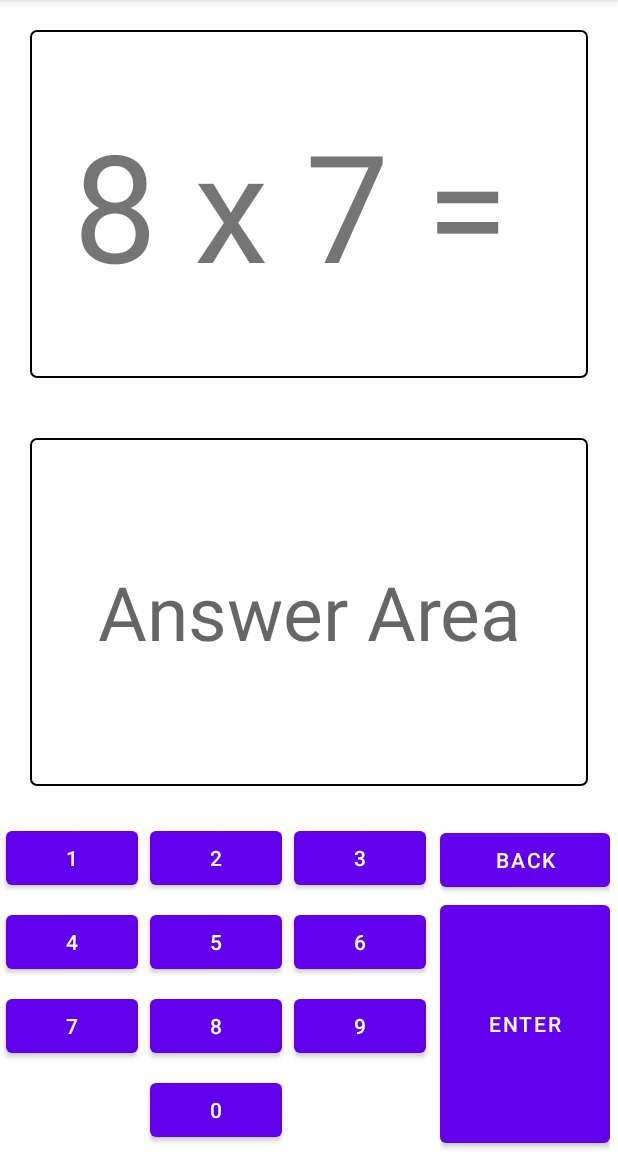
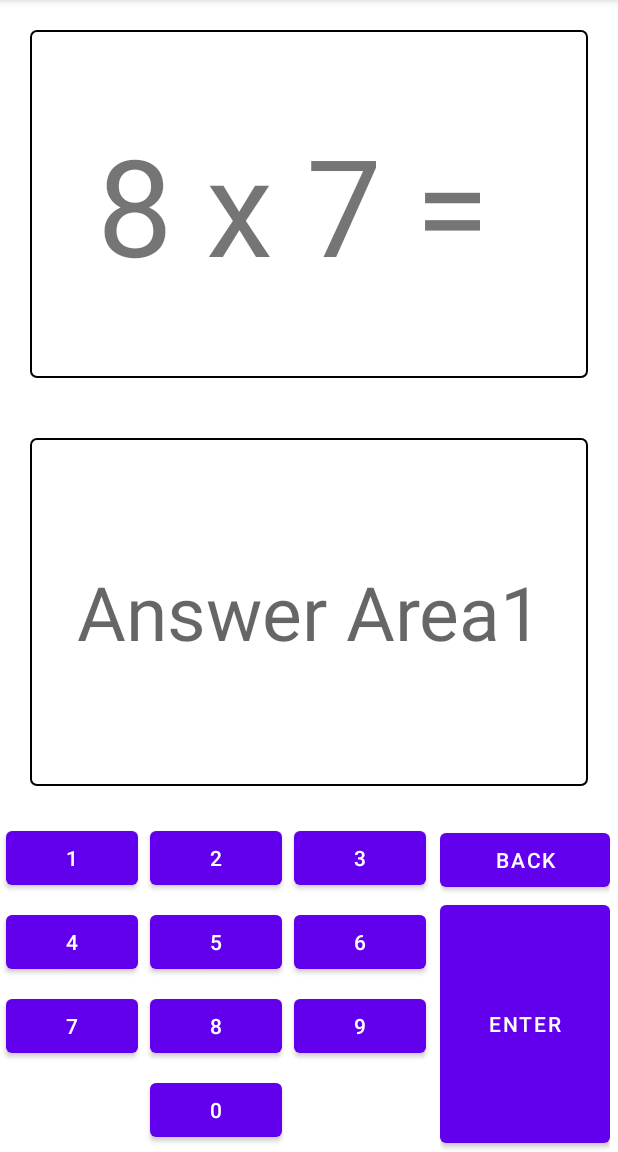
Before and after one commit to nologos/androidapp1, an Android app: the screen it shows after launch (MainActivity), on a phone screen of 412 x 824 dp, the part 84-1236 px from its top. Run offline under Robolectric (Android 15) with nearby library versions, the phone set to English and light mode, and no system bars.

Commit message:
CI test answer_area1 text exit

```diff
--- a/app/src/main/res/layout/activity_main.xml
+++ b/app/src/main/res/layout/activity_main.xml
@@ -31,7 +31,7 @@
                 android:gravity="center"
                 android:hint="Solve"
                 android:padding="5dp"
-                android:textSize="100dp"></TextView>
+                android:textSize="90dp"></TextView>
         </LinearLayout>
 
         <LinearLayout
@@ -46,7 +46,7 @@
                 android:layout_margin="20dp"
                 android:background="@drawable/view_border2"
                 android:gravity="center"
-                android:hint="Answer Area"
+                android:hint="Answer Area1"
                 android:padding="5dp"
                 android:textSize="50dp"></TextView>
         </LinearLayout>
```
